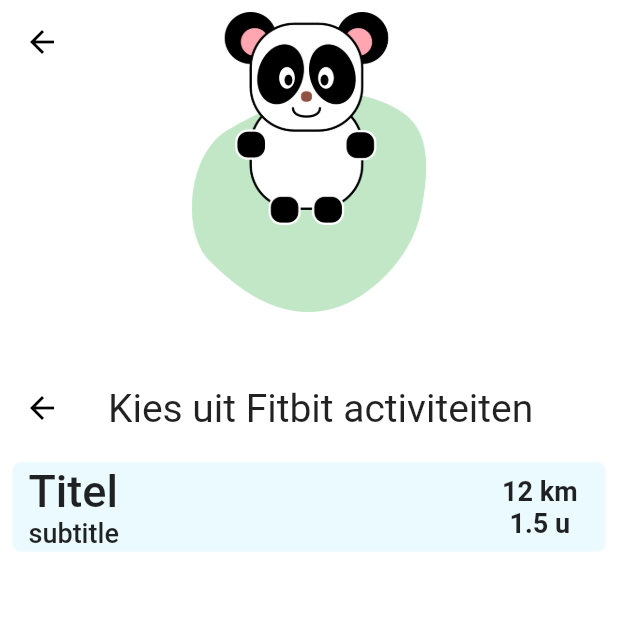
After one commit to Panda-Incorporated/Panda.Mobile, a Flutter app: the Fitbitselection2 screen opened directly, on a phone screen of 412 x 824 dp, the top half of it. The commit adds this screen. Run offline on Flutter 3.47's test engine with Material 2 defaults, Android fonts, the phone set to English and light mode, and no system bars; our stand-ins replace fl_chart.

Commit message:
Twee dummy schermen gemaakt: om een activiteit van een fitbit te selecteren en om naar een doel te gaan. Moet nog in een custom widget voor de overzichtelijkheid.

```diff
--- /dev/null
+++ b/lib/Pages/fitbitselection2.dart
@@ -0,0 +1,144 @@
+import 'package:flutter/material.dart';
+import 'package:panda/widgets/Logo.dart';
+
+class Fitbitselection2 extends StatefulWidget {
+  @override
+  _Fitbitselection2State createState() => _Fitbitselection2State();
+}
+
+class _Fitbitselection2State extends State<Fitbitselection2> {
+  @override
+  Widget build(BuildContext context) {
+    return Scaffold(
+      body: CustomScrollView(
+        slivers: [
+          SliverAppBar(
+            stretch: true,
+            stretchTriggerOffset: 200,
+            floating: true,
+            bottom: AppBar(
+              centerTitle: true,
+              elevation: 0.0,
+              backgroundColor: Colors.transparent,
+              title: Text(
+                "Kies uit Fitbit activiteiten",
+                style: TextStyle(
+                  fontSize: 26,
+                  fontWeight: FontWeight.w400,
+                ),
+              ),
+            ),
+            elevation: 0.0,
+            backgroundColor: Colors.white,
+            flexibleSpace: FlexibleSpaceBar(
+              stretchModes: [StretchMode.zoomBackground],
+              collapseMode: CollapseMode.pin,
+              background: Column(
+                children: <Widget>[
+                  Padding(
+                    padding: const EdgeInsets.all(8.0),
+                    child: Container(
+                      height: 200,
+                      width: 200,
+                      child: Logo(),
+                    ),
+                  ),
+                ],
+              ),
+            ),
+            expandedHeight: 300,
+          ),
+          SliverList(
+            delegate: SliverChildListDelegate(
+              [
+                Padding(
+                  padding: const EdgeInsets.all(8.0),
+                  child: GestureDetector(
+                    onTap: () => print("Hallo"), //werkt
+                    child: Container(
+                      decoration: BoxDecoration(
+                          color: Theme.of(context).primaryColor,
+                          border: Border.all(color: Colors.white24),
+                          borderRadius: BorderRadius.all(Radius.circular(6))),
+                      child: Container(
+                        child: Column(
+                          children: [
+                            Row(
+                              mainAxisAlignment: MainAxisAlignment.spaceBetween,
+                              // helemaal links helemaal rechts
+                              children: [
+                                Column(
+                                  //tekst datum en doel moeten onder elkaar
+                                  mainAxisAlignment: MainAxisAlignment.start,
+                                  children: [
+                                    Column(
+                                      crossAxisAlignment:
+                                          CrossAxisAlignment.start,
+                                      children: [
+                                        Container(
+                                          margin: const EdgeInsets.symmetric(
+                                              horizontal: 10.0, vertical: 0),
+                                          child: Text(
+                                            "Titel",
+                                            style: TextStyle(
+                                                fontSize: 30,
+                                                fontWeight: FontWeight.w500),
+                                          ),
+                                        ),
+                                        Container(
+                                          margin: const EdgeInsets.symmetric(
+                                              horizontal: 10.0, vertical: 0),
+                                          child: Text(
+                                            "subtitle",
+                                            style: TextStyle(
+                                                fontSize: 18,
+                                                fontWeight: FontWeight.w500),
+                                          ),
+                                        ),
+                                      ],
+                                    ),
+                                  ],
+                                ),
+                                //right part of row
+
+                                Padding(
+                                  padding: const EdgeInsets.all(8.0),
+                                  child: Container(
+                                    margin: const EdgeInsets.symmetric(
+                                        horizontal: 10.0, vertical: 0),
+                                    child: Column(
+                                      children: [
+                                        Text(
+                                          "12 km",
+                                          style: TextStyle(
+                                            fontSize: 18,
+                                            fontWeight: FontWeight.w600,
+                                          ),
+                                        ),
+                                        Text(
+                                          "1.5 u",
+                                          style: TextStyle(
+                                            fontSize: 18,
+                                            fontWeight: FontWeight.w600,
+                                          ),
+                                        ),
+                                      ],
+                                    ),
+                                  ),
+                                ),
+                              ],
+                            ),
+                          ],
+                        ),
+                      ),
+                    ),
+                  ),
+                ),
+              ],
+            ),
+          ),
+        ],
+      ),
+    );
+  }
+}
--- a/lib/main.dart
+++ b/lib/main.dart
@@ -1,6 +1,9 @@
 import 'package:flutter/material.dart';
 import 'package:flutter/widgets.dart';
 import 'package:panda/Pages/Home.dart';
+import 'package:panda/Pages/Fitbitselection.dart';
+
+import 'Pages/fitbitselection2.dart';
 
 void main() {
   runApp(MyApp());
--- a/lib/widgets/ListItem.dart
+++ b/lib/widgets/ListItem.dart
@@ -39,7 +39,7 @@ class _ListItemState extends State<ListItem> {
     return Padding(
       padding: const EdgeInsets.all(8.0),
       child: GestureDetector(
-        onTap: () {},
+        onTap: () => print("Hallo"), //werkt
         child: Container(
           decoration: BoxDecoration(
               color: Theme.of(context).primaryColor,
--- a/lib/widgets/pie_chart_sections.dart
+++ b/lib/widgets/pie_chart_sections.dart
@@ -1,5 +1,4 @@
 import 'package:fl_chart/fl_chart.dart';
-import 'package:flutter/material.dart';
 import 'package:panda/data/pie_data.dart';
 
 List<PieChartSectionData> getSections() => PieData.data
```
Also changed, not shown: lib/Pages/Fitbitselection.dart (added, +143 -0 lines).
